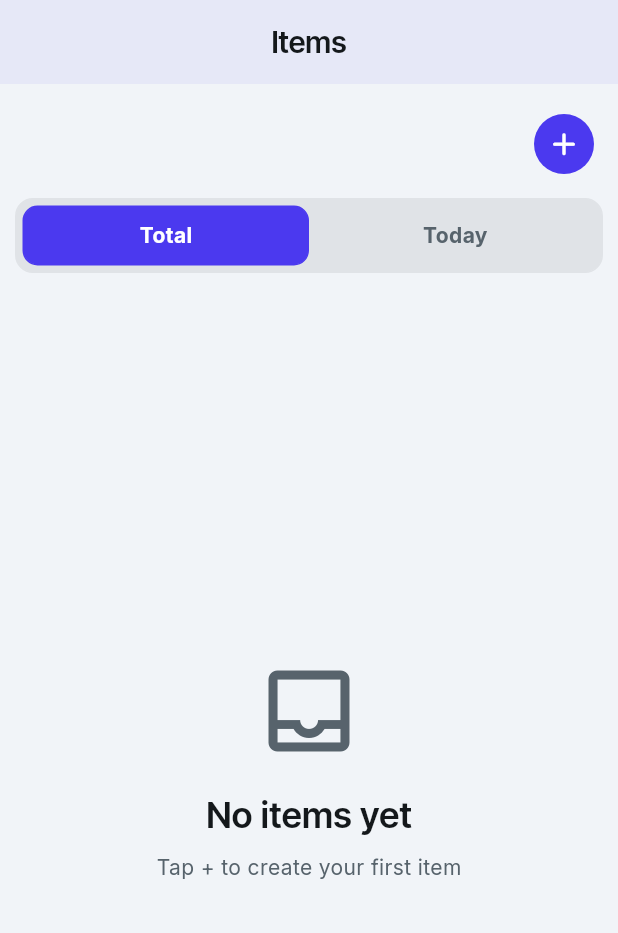
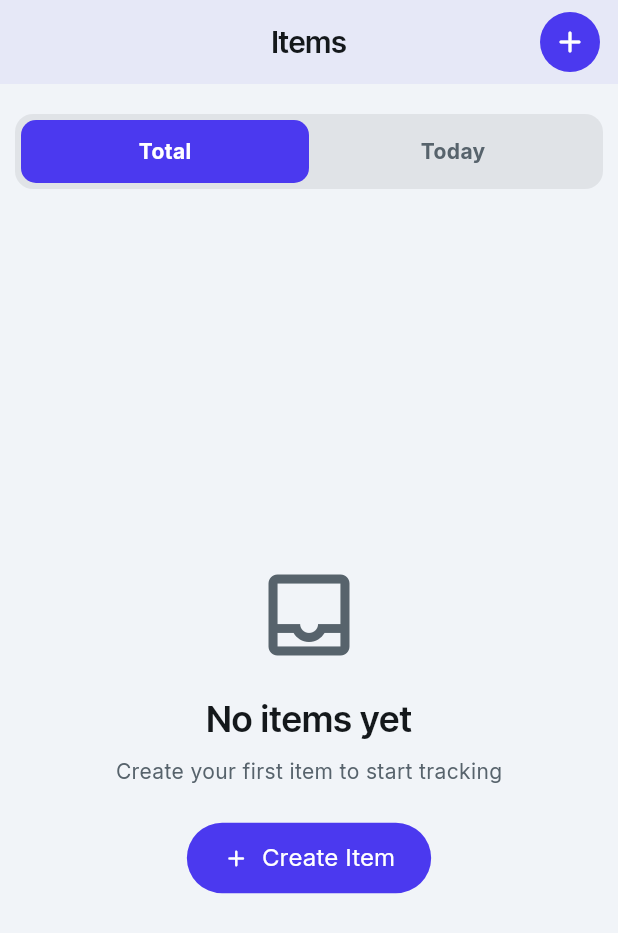
Before and after one commit to roger6272/trackwise, a Flutter app: the _ItemsListContent screen opened directly, on a phone screen of 412 x 824 dp. Shown: the top 933 px of the screen. Run offline on Flutter 3.47's test engine with Material 3 defaults, Android fonts, the phone set to English and light mode, and no system bars; our stand-ins replace cloud_firestore, dartz, equatable, firebase_analytics, firebase_auth, firebase_core and 17 more; missing offline and left inert: firebase_performance, markdown_widget; accounts and stored records are empty; network calls fail.

Commit message:
feat(items): improve items list UI and fix restore/reorder bugs
UI Improvements:
- Move Add button from body to AppBar for better discoverability
- Add one-time swipe hint animation for first-time users
- Simplify Total/Today toggle with cleaner code
- Replace activated item star icon with left border accent
- Improve empty state with CTA button

Bug Fixes:
- Fix indefinite loading when restoring deleted items
- Fix crash when reordering recently restored items
- Add mounted checks to prevent async context errors
- Add proper error handling in deleted items BLoC

Co-Authored-By: Claude Opus 4.5 <noreply@anthropic.com>

```diff
--- a/lib/core/state/app_ui_state.dart
+++ b/lib/core/state/app_ui_state.dart
@@ -6,6 +6,7 @@ import 'package:shared_preferences/shared_preferences.dart';
 /// Only contains UI-specific state. Bluetooth state is managed by BluetoothBloc.
 class AppUiState extends ChangeNotifier {
   static const String _activeItemKey = 'app_active_item_id';
+  static const String _swipeHintShownKey = 'app_swipe_hint_shown';
 
   late SharedPreferences _prefs;
   bool _initialized = false;
@@ -74,6 +75,20 @@ class AppUiState extends ChangeNotifier {
     notifyListeners();
   }
 
+  // ============== Swipe Hint (Persisted) ==============
+
+  /// Whether the swipe hint animation has been shown
+  bool _hasShownSwipeHint = false;
+  bool get hasShownSwipeHint => _hasShownSwipeHint;
+
+  /// Mark swipe hint as shown (persisted)
+  void markSwipeHintShown() {
+    _hasShownSwipeHint = true;
+    if (_initialized) {
+      _prefs.setBool(_swipeHintShownKey, true);
+    }
+  }
+
   // ============== Initialization ==============
 
   /// Initialize persisted state from SharedPreferences
@@ -82,6 +97,7 @@ class AppUiState extends ChangeNotifier {
 
     _prefs = await SharedPreferences.getInstance();
     _activeItemId = _prefs.getString(_activeItemKey) ?? '';
+    _hasShownSwipeHint = _prefs.getBool(_swipeHintShownKey) ?? false;
     _initialized = true;
     notifyListeners();
   }
--- a/lib/features/items/data/repositories/item_repository_impl.dart
+++ b/lib/features/items/data/repositories/item_repository_impl.dart
@@ -168,6 +168,8 @@ class ItemRepositoryImpl implements ItemRepository {
       return const Right(null);
     } on ServerException catch (e) {
       return Left(ServerFailure(e.message));
+    } catch (e) {
+      return Left(ServerFailure('Unexpected error restoring item: $e'));
     }
   }
 
--- a/lib/features/items/presentation/pages/items_list_page.dart
+++ b/lib/features/items/presentation/pages/items_list_page.dart
@@ -65,8 +65,17 @@ class _ItemsListContent extends StatefulWidget {
   State<_ItemsListContent> createState() => _ItemsListContentState();
 }
 
-class _ItemsListContentState extends State<_ItemsListContent> {
+class _ItemsListContentState extends State<_ItemsListContent>
+    with SingleTickerProviderStateMixin {
   final scaffoldKey = GlobalKey<ScaffoldState>();
+  late final SlidableController _firstItemController;
+  bool _hintAnimationTriggered = false;
+
+  @override
+  void initState() {
+    super.initState();
+    _firstItemController = SlidableController(this);
+  }
 
   // Static colors (theme-independent)
   static const Color _primary = Color(0xFF4B39EF);
@@ -119,6 +128,29 @@ class _ItemsListContentState extends State<_ItemsListContent> {
                 ),
                 centerTitle: true,
                 elevation: 2.0,
+                actions: [
+                  Padding(
+                    padding: const EdgeInsets.only(right: 8.0),
+                    child: IconButton(
+                      onPressed: () async {
+                        if (isConnected) {
+                          context.pushNamed(ItemFormPage.routeName);
+                        } else {
+                          await _showConnectDeviceDialog(context);
+                        }
+                      },
+                      style: IconButton.styleFrom(
+                        backgroundColor: _primary,
+                        shape: const CircleBorder(),
+                      ),
+                      icon: const Icon(
+                        Icons.add_rounded,
+                        color: Colors.white,
+                        size: 24.0,
+                      ),
+                    ),
+                  ),
+                ],
               ),
               body: SafeArea(
                 top: true,
@@ -126,17 +158,9 @@ class _ItemsListContentState extends State<_ItemsListContent> {
                   mainAxisSize: MainAxisSize.max,
                   crossAxisAlignment: CrossAxisAlignment.center,
                   children: [
-                    // Add button at top-right
-                    Align(
-                      alignment: Alignment.centerRight,
-                      child: Padding(
-                        padding: const EdgeInsets.fromLTRB(16.0, 20.0, 16.0, 0.0),
-                        child: _buildAddButton(context, isConnected, primaryBackground),
-                      ),
-                    ),
                     // Total/Today Toggle
                     Padding(
-                      padding: const EdgeInsets.fromLTRB(10.0, 16.0, 10.0, 0.0),
+                      padding: const EdgeInsets.fromLTRB(10.0, 20.0, 10.0, 0.0),
                       child: _buildToggle(context, appUiState, primaryBackground, primaryText, secondaryText, alternate),
                     ),
                     // Items List
@@ -169,7 +193,7 @@ class _ItemsListContentState extends State<_ItemsListContent> {
 
                             if (state is ItemsLoaded) {
                               if (state.items.isEmpty) {
-                                return _buildEmptyState(context, primaryText, secondaryText);
+                                return _buildEmptyState(context, primaryText, secondaryText, isConnected);
                               }
 
                               // Use ReorderableListView when connected, regular ListView when not
@@ -180,15 +204,18 @@ class _ItemsListContentState extends State<_ItemsListContent> {
                                   buildDefaultDragHandles: false,
                                   itemCount: state.items.length,
                                   onReorder: (oldIndex, newIndex) {
-                                    context.read<ItemsBloc>().add(
+                                    // Capture references BEFORE any async operations
+                                    final itemsBloc = context.read<ItemsBloc>();
+                                    final bluetoothBloc = context.read<BluetoothBloc>();
+                                    final selectedId = bluetoothState.selectedItemId;
+
+                                    itemsBloc.add(
                                       ReorderItemsEvent(oldIndex: oldIndex, newIndex: newIndex),
                                     );
                                     // Sync to device after reorder
-                                    final bluetoothBloc = context.read<BluetoothBloc>();
-                                    final itemsBloc = context.read<ItemsBloc>();
-                                    final selectedId = bluetoothState.selectedItemId;
                                     // Small delay to let BLoC process the reorder
                                     Future.delayed(const Duration(milliseconds: 100), () {
+                                      if (!mounted) return;
                                       final itemsState = itemsBloc.state;
                                       if (itemsState is ItemsLoaded) {
                                         bluetoothBloc.add(SendItemsToDevice(itemsState.items));
@@ -196,6 +223,7 @@ class _ItemsListContentState extends State<_ItemsListContent> {
                                         // (firmware stores selected by index, not just ID)
                                         if (selectedId != null && selectedId.isNotEmpty) {
                                           Future.delayed(const Duration(milliseconds: 200), () {
+                                            if (!mounted) return;
                                             bluetoothBloc.add(SendSelectedItem(selectedId));
                                           });
                                         }
@@ -204,6 +232,7 @@ class _ItemsListContentState extends State<_ItemsListContent> {
                                   },
                                   itemBuilder: (context, index) {
                                     final item = state.items[index];
+                                    // Don't pass controller in ReorderableListView - causes issues during drag
                                     return _buildItemTile(
                                       context,
                                       item,
@@ -219,12 +248,20 @@ class _ItemsListContentState extends State<_ItemsListContent> {
                                   },
                                 );
                               } else {
+                                // Trigger swipe hint only in regular ListView (not during reorder)
+                                if (!appUiState.hasShownSwipeHint) {
+                                  WidgetsBinding.instance.addPostFrameCallback((_) {
+                                    _showSwipeHint(appUiState);
+                                  });
+                                }
                                 return ListView.builder(
                                   padding: const EdgeInsets.only(top: 8.0, bottom: 80.0),
                                   physics: const AlwaysScrollableScrollPhysics(),
                                   itemCount: state.items.length,
                                   itemBuilder: (context, index) {
                                     final item = state.items[index];
+                                    // Only pass controller for hint animation when not yet shown
+                                    final needsController = index == 0 && !appUiState.hasShownSwipeHint;
                                     return _buildItemTile(
                                       context,
                                       item,
@@ -236,6 +273,7 @@ class _ItemsListContentState extends State<_ItemsListContent> {
                                       secondaryText,
                                       alternate,
                                       activatedColor,
+                                      controller: needsController ? _firstItemController : null,
                                     );
                                   },
                                 );
@@ -257,143 +295,41 @@ class _ItemsListContentState extends State<_ItemsListContent> {
     );
   }
 
-  Widget _buildAddButton(BuildContext context, bool isConnected, Color primaryBackground) {
-    return Container(
-      width: 40.0,
-      height: 40.0,
-      decoration: BoxDecoration(
-        color: primaryBackground,
-      ),
-      child: IconButton(
-        onPressed: () async {
-          if (isConnected) {
-            context.pushNamed(ItemFormPage.routeName);
-          } else {
-            await _showConnectDeviceDialog(context);
-          }
-        },
-        style: IconButton.styleFrom(
-          backgroundColor: _primary,
-          shape: const CircleBorder(),
-          padding: EdgeInsets.zero,
-        ),
-        icon: const Icon(
-          Icons.add_rounded,
-          color: Colors.white,
-          size: 25.0,
-        ),
-      ),
-    );
-  }
-
   Widget _buildToggle(BuildContext context, AppUiState appUiState, Color primaryBackground, Color primaryText, Color secondaryText, Color alternate) {
-    return Container(
-      decoration: BoxDecoration(
-        color: primaryBackground,
-      ),
-      child: Padding(
+    final isToday = appUiState.isTodayToggle;
+    return Padding(
       padding: const EdgeInsets.only(bottom: 20.0),
       child: Container(
         height: 50.0,
+        padding: const EdgeInsets.all(4.0),
         decoration: BoxDecoration(
           color: alternate,
           borderRadius: BorderRadius.circular(12.0),
-            border: Border.all(
-              color: alternate,
-              width: 1.0,
-            ),
-          ),
-          child: Padding(
-            padding: const EdgeInsets.all(4.0),
-            child: Row(
-              mainAxisSize: MainAxisSize.max,
-              mainAxisAlignment: MainAxisAlignment.start,
-              children: [
-                // Total button
-                Expanded(
-                  child: InkWell(
-                    splashColor: Colors.transparent,
-                    focusColor: Colors.transparent,
-                    hoverColor: Colors.transparent,
-                    highlightColor: Colors.transparent,
-                    onTap: () {
-                      appUiState.isTodayToggle = false;
-                    },
-                    child: Container(
-                      height: 100.0,
-                      decoration: BoxDecoration(
-                        color: !appUiState.isTodayToggle ? _primary : alternate,
-                        borderRadius: BorderRadius.circular(10.0),
-                        border: Border.all(
-                          color: !appUiState.isTodayToggle ? _primary : alternate,
-                          width: 1.0,
-                        ),
         ),
         child: Row(
-                        mainAxisSize: MainAxisSize.max,
-                        mainAxisAlignment: MainAxisAlignment.center,
           children: [
-                          Padding(
-                            padding: const EdgeInsets.only(left: 4.0),
+            for (final (label, value) in [('Total', false), ('Today', true)])
+              Expanded(
+                child: GestureDetector(
+                  onTap: () => appUiState.isTodayToggle = value,
+                  child: DecoratedBox(
+                    decoration: BoxDecoration(
+                      color: isToday == value ? _primary : Colors.transparent,
+                      borderRadius: BorderRadius.circular(10.0),
+                    ),
+                    child: Center(
                       child: Text(
-                              'Total ',
+                        label,
                         style: GoogleFonts.inter(
-                                color: !appUiState.isTodayToggle
-                                    ? Colors.white
-                                    : secondaryText,
+                          color: isToday == value ? Colors.white : secondaryText,
                           fontWeight: FontWeight.bold,
                         ),
                       ),
-                          ),
-                        ],
-                      ),
-                    ),
-                  ),
-                ),
-                // Today button
-                Expanded(
-                  child: InkWell(
-                    splashColor: Colors.transparent,
-                    focusColor: Colors.transparent,
-                    hoverColor: Colors.transparent,
-                    highlightColor: Colors.transparent,
-                    onTap: () {
-                      appUiState.isTodayToggle = true;
-                    },
-                    child: Container(
-                      height: 100.0,
-                      decoration: BoxDecoration(
-                        color: appUiState.isTodayToggle ? _primary : alternate,
-                        borderRadius: BorderRadius.circular(10.0),
-                        border: Border.all(
-                          color: appUiState.isTodayToggle ? _primary : alternate,
-                          width: 1.0,
-                        ),
-                      ),
-                      child: Row(
-                        mainAxisSize: MainAxisSize.max,
-                        mainAxisAlignment: MainAxisAlignment.center,
-                        children: [
-                          Padding(
-                            padding: const EdgeInsets.only(left: 4.0),
-                            child: Text(
-                              'Today',
-                              style: GoogleFonts.inter(
-                                color: appUiState.isTodayToggle
-                                    ? Colors.white
-                                    : secondaryText,
-                                fontWeight: FontWeight.bold,
-                              ),
-                            ),
-                          ),
-                        ],
                     ),
                   ),
                 ),
               ),
           ],
-            ),
-          ),
         ),
       ),
     );
@@ -409,8 +345,9 @@ class _ItemsListContentState extends State<_ItemsListContent> {
     Color primaryText,
     Color secondaryText,
     Color alternate,
-    Color activatedColor,
-  ) {
+    Color activatedColor, {
+    SlidableController? controller,
+  }) {
     // Use Bluetooth selectedItemId from device, fallback to appUiState
     final activeId = selectedItemId ?? appUiState.activeItemId;
     final isActivated = activeId == item.id && isConnected;
@@ -445,6 +382,7 @@ class _ItemsListContentState extends State<_ItemsListContent> {
       key: ValueKey(item.id),
       padding: const EdgeInsets.symmetric(vertical: 4.0),
       child: Slidable(
+        controller: controller,
         endActionPane: ActionPane(
           motion: const ScrollMotion(),
           extentRatio: 0.85,
@@ -519,10 +457,14 @@ class _ItemsListContentState extends State<_ItemsListContent> {
             ),
           ],
         ),
+        child: ClipRRect(
+          borderRadius: BorderRadius.circular(8.0),
           child: Container(
             decoration: BoxDecoration(
               color: isActivated ? activatedColor : alternate,
-            borderRadius: BorderRadius.circular(8.0),
+              border: isActivated
+                  ? Border(left: BorderSide(color: _activateActionColor, width: 4.0))
+                  : null,
             ),
             child: ListTile(
             onTap: () {
@@ -564,10 +506,11 @@ class _ItemsListContentState extends State<_ItemsListContent> {
           ),
           ),
         ),
+      ),
     );
   }
 
-  Widget _buildEmptyState(BuildContext context, Color primaryText, Color secondaryText) {
+  Widget _buildEmptyState(BuildContext context, Color primaryText, Color secondaryText, bool isConnected) {
     return Center(
       child: Column(
         mainAxisSize: MainAxisSize.min,
@@ -588,11 +531,27 @@ class _ItemsListContentState extends State<_ItemsListContent> {
           ),
           const SizedBox(height: 8.0),
           Text(
-            'Tap + to create your first item',
+            'Create your first item to start tracking',
             style: GoogleFonts.inter(
               color: secondaryText,
               fontSize: 14.0,
             ),
+          ),
+          const SizedBox(height: 24.0),
+          FilledButton.icon(
+            onPressed: () async {
+              if (isConnected) {
+                context.pushNamed(ItemFormPage.routeName);
+              } else {
+                await _showConnectDeviceDialog(context);
+              }
+            },
+            style: FilledButton.styleFrom(
+              backgroundColor: _primary,
+              padding: const EdgeInsets.symmetric(horizontal: 24.0, vertical: 12.0),
+            ),
+            icon: const Icon(Icons.add_rounded),
+            label: const Text('Create Item'),
           ),
         ],
       ),
@@ -676,8 +635,28 @@ class _ItemsListContentState extends State<_ItemsListContent> {
     ) ?? false;
   }
 
+  /// Shows a swipe hint animation on the first item
+  void _showSwipeHint(AppUiState appUiState) {
+    if (_hintAnimationTriggered || appUiState.hasShownSwipeHint) return;
+    _hintAnimationTriggered = true;
+
+    // Delay to let the list render first
+    Future.delayed(const Duration(milliseconds: 500), () {
+      if (!mounted) return;
+      _firstItemController.openEndActionPane();
+
+      // Close after showing the actions briefly
+      Future.delayed(const Duration(milliseconds: 1200), () {
+        if (!mounted) return;
+        _firstItemController.close();
+        appUiState.markSwipeHintShown();
+      });
+    });
+  }
+
   @override
   void dispose() {
+    _firstItemController.dispose();
     super.dispose();
   }
 }
```
Also changed, not shown: lib/features/items/presentation/bloc/deleted_items_bloc.dart (+16 -1 lines). Lines whose indentation alone changed are shown as unchanged.
